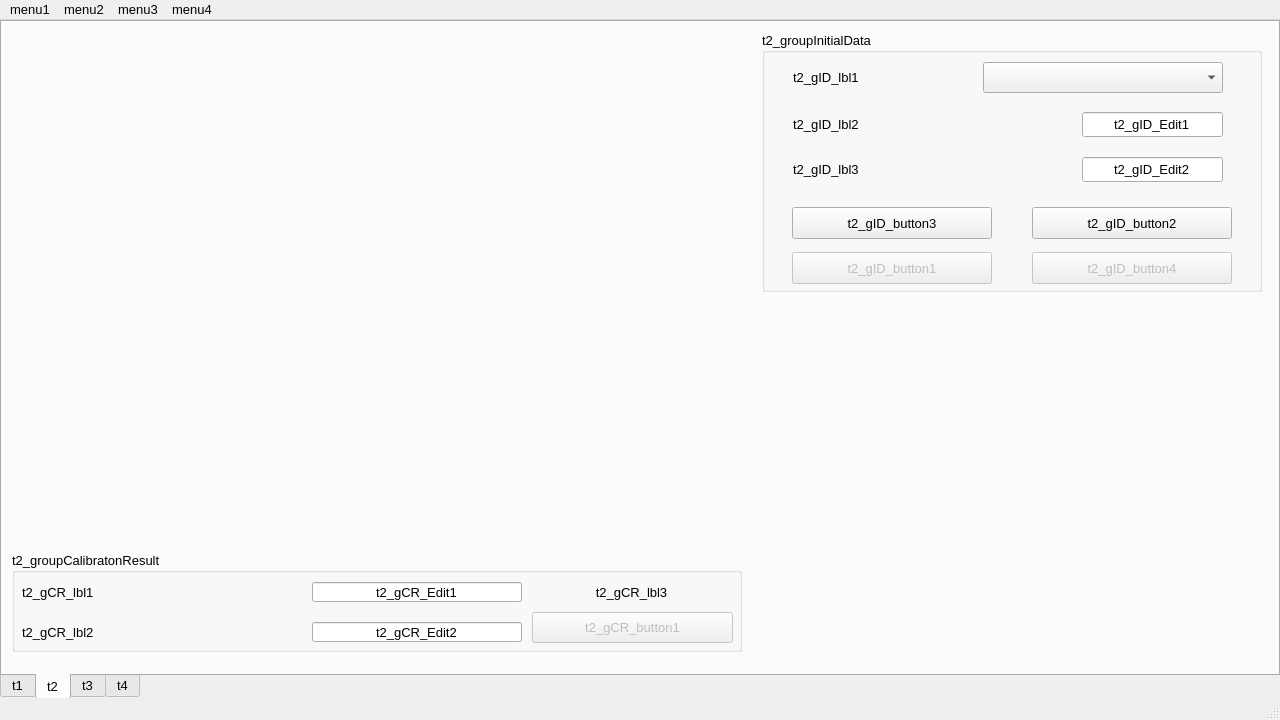
First picture: the form in MainWindow.ui, repository ird87/pycnometer, before the edit.
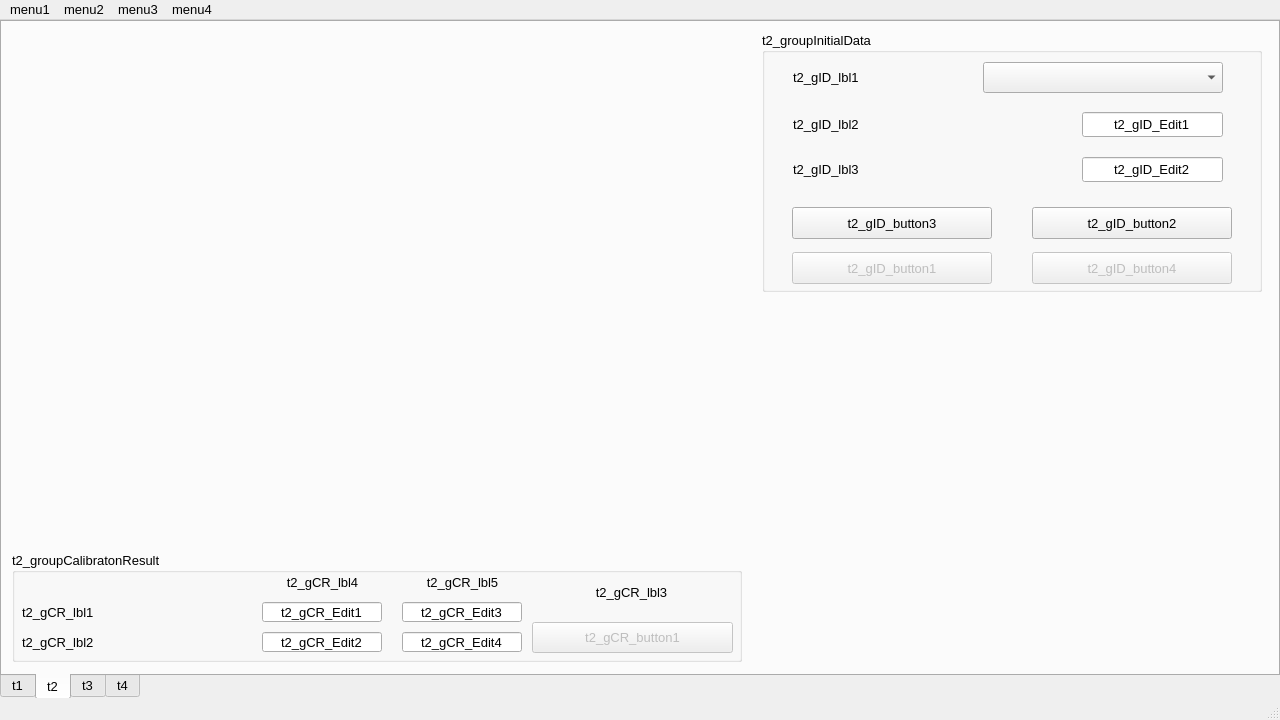
Second picture: the form after the edit. The open tabs and pages were chosen to show the change. Icons and pictures are not drawn.

```diff
--- a/MainWindow.ui
+++ b/MainWindow.ui
@@ -877,19 +877,19 @@
         <x>10</x>
         <y>530</y>
         <width>730</width>
-        <height>100</height>
+        <height>110</height>
        </rect>
       </property>
       <property name="minimumSize">
        <size>
         <width>730</width>
-        <height>100</height>
+        <height>110</height>
        </size>
       </property>
       <property name="maximumSize">
        <size>
         <width>730</width>
-        <height>100</height>
+        <height>110</height>
        </size>
       </property>
       <property name="title">
@@ -898,9 +898,9 @@
       <widget class="QLineEdit" name="t2_gCR_Edit2">
        <property name="geometry">
         <rect>
-         <x>300</x>
-         <y>70</y>
-         <width>210</width>
+         <x>250</x>
+         <y>80</y>
+         <width>120</width>
          <height>20</height>
         </rect>
        </property>
@@ -923,9 +923,9 @@
       <widget class="QLineEdit" name="t2_gCR_Edit1">
        <property name="geometry">
         <rect>
-         <x>300</x>
-         <y>30</y>
-         <width>210</width>
+         <x>250</x>
+         <y>50</y>
+         <width>120</width>
          <height>20</height>
         </rect>
        </property>
@@ -949,8 +949,8 @@
        <property name="geometry">
         <rect>
          <x>10</x>
-         <y>70</y>
-         <width>280</width>
+         <y>80</y>
+         <width>230</width>
          <height>20</height>
         </rect>
        </property>
@@ -968,8 +968,8 @@
        <property name="geometry">
         <rect>
          <x>10</x>
-         <y>30</y>
-         <width>280</width>
+         <y>50</y>
+         <width>230</width>
          <height>20</height>
         </rect>
        </property>
@@ -1012,7 +1012,7 @@
        <property name="geometry">
         <rect>
          <x>520</x>
-         <y>60</y>
+         <y>70</y>
          <width>201</width>
          <height>31</height>
         </rect>
@@ -1021,6 +1021,100 @@
         <string>t2_gCR_button1</string>
        </property>
       </widget>
+      <widget class="QLineEdit" name="t2_gCR_Edit4">
+       <property name="geometry">
+        <rect>
+         <x>390</x>
+         <y>80</y>
+         <width>120</width>
+         <height>20</height>
+        </rect>
+       </property>
+       <property name="font">
+        <font>
+         <family>Arial</family>
+         <pointsize>10</pointsize>
+        </font>
+       </property>
+       <property name="text">
+        <string>t2_gCR_Edit4</string>
+       </property>
+       <property name="alignment">
+        <set>Qt::AlignCenter</set>
+       </property>
+       <property name="readOnly">
+        <bool>true</bool>
+       </property>
+      </widget>
+      <widget class="QLineEdit" name="t2_gCR_Edit3">
+       <property name="geometry">
+        <rect>
+         <x>390</x>
+         <y>50</y>
+         <width>120</width>
+         <height>20</height>
+        </rect>
+       </property>
+       <property name="font">
+        <font>
+         <family>Arial</family>
+         <pointsize>10</pointsize>
+        </font>
+       </property>
+       <property name="text">
+        <string>t2_gCR_Edit3</string>
+       </property>
+       <property name="alignment">
+        <set>Qt::AlignCenter</set>
+       </property>
+       <property name="readOnly">
+        <bool>true</bool>
+       </property>
+      </widget>
+      <widget class="QLabel" name="t2_gCR_lbl4">
+       <property name="geometry">
+        <rect>
+         <x>250</x>
+         <y>20</y>
+         <width>121</width>
+         <height>20</height>
+        </rect>
+       </property>
+       <property name="font">
+        <font>
+         <family>Arial</family>
+         <pointsize>10</pointsize>
+        </font>
+       </property>
+       <property name="text">
+        <string>t2_gCR_lbl4</string>
+       </property>
+       <property name="alignment">
+        <set>Qt::AlignCenter</set>
+       </property>
+      </widget>
+      <widget class="QLabel" name="t2_gCR_lbl5">
+       <property name="geometry">
+        <rect>
+         <x>390</x>
+         <y>20</y>
+         <width>121</width>
+         <height>20</height>
+        </rect>
+       </property>
+       <property name="font">
+        <font>
+         <family>Arial</family>
+         <pointsize>10</pointsize>
+        </font>
+       </property>
+       <property name="text">
+        <string>t2_gCR_lbl5</string>
+       </property>
+       <property name="alignment">
+        <set>Qt::AlignCenter</set>
+       </property>
+      </widget>
      </widget>
      <widget class="QGroupBox" name="t2_groupInitialData">
       <property name="geometry">
```
Left out of the diff: 12 changed lines with no effect on the pictures.
